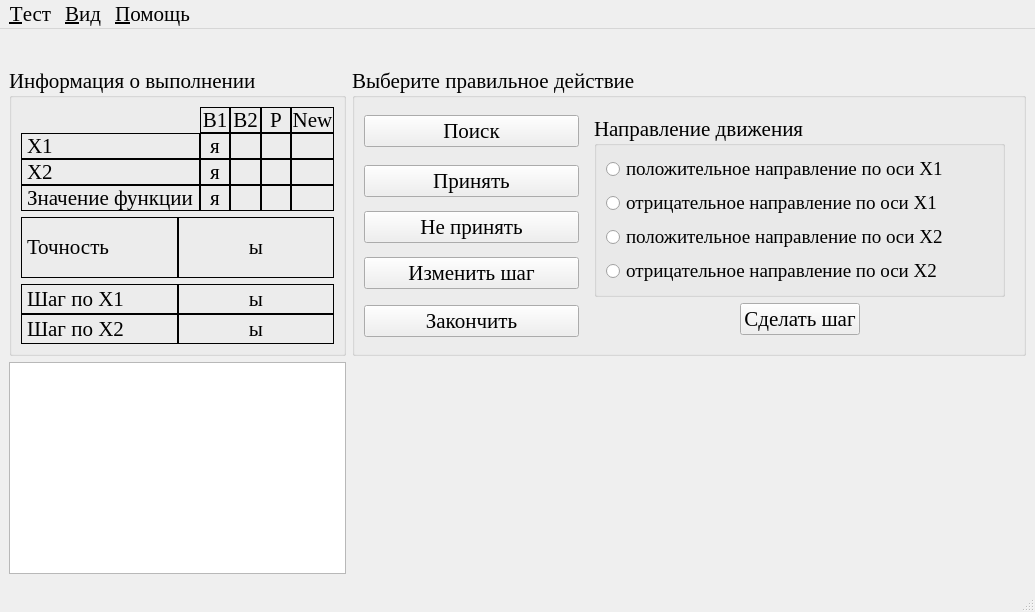
This is optimizationmethods/ui/HuGi.ui in Eliminationzx/optimizationmethods as Qt 5 draws it before an edit. The edited form follows.
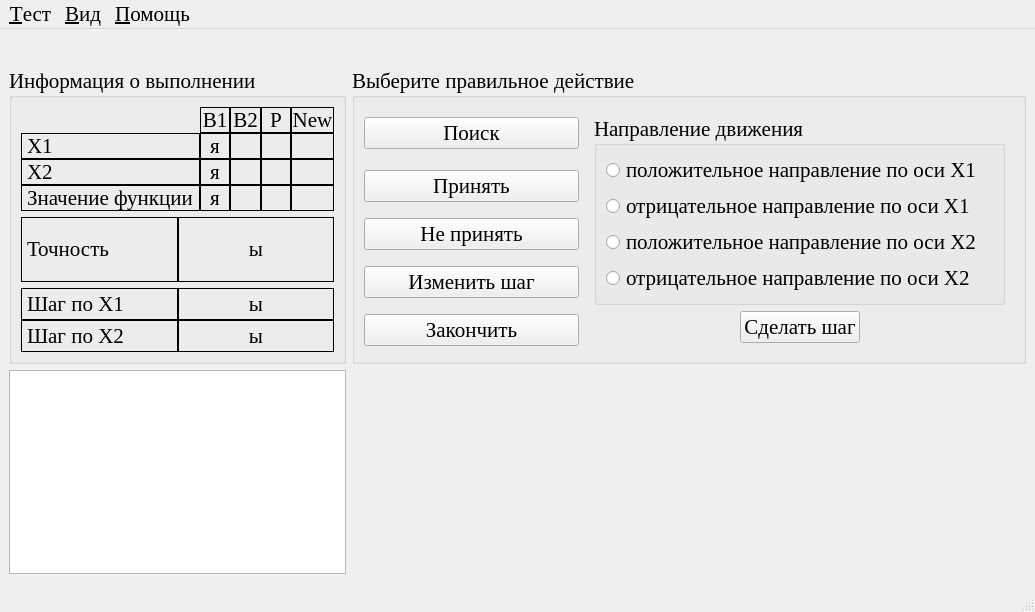
This is the edited form. The open tabs and pages were chosen to show the change.

Commit message: Теперь шрифт в элементах формы Хука-Дживса задан не жёстко равный 16, а наследуется у формы.

Patch:
```diff
--- a/optimizationmethods/ui/HuGi.ui
+++ b/optimizationmethods/ui/HuGi.ui
@@ -533,23 +533,12 @@
           <layout class="QGridLayout" name="gridLayout_7">
            <item row="0" column="0">
             <widget class="QGroupBox" name="groupBox_4">
-             <property name="font">
-              <font>
-               <weight>50</weight>
-               <bold>false</bold>
-              </font>
-             </property>
              <property name="title">
               <string>Направление движения</string>
              </property>
              <layout class="QVBoxLayout" name="verticalLayout_2">
               <item>
                <widget class="QRadioButton" name="up_x1_rb">
-                <property name="font">
-                 <font>
-                  <pointsize>14</pointsize>
-                 </font>
-                </property>
                 <property name="text">
                  <string>положительное направление по оси Х1</string>
                 </property>
@@ -557,11 +546,6 @@
               </item>
               <item>
                <widget class="QRadioButton" name="down_x1_rb">
-                <property name="font">
-                 <font>
-                  <pointsize>14</pointsize>
-                 </font>
-                </property>
                 <property name="text">
                  <string>отрицательное направление по оси Х1</string>
                 </property>
@@ -569,11 +553,6 @@
               </item>
               <item>
                <widget class="QRadioButton" name="up_x2_rb">
-                <property name="font">
-                 <font>
-                  <pointsize>14</pointsize>
-                 </font>
-                </property>
                 <property name="text">
                  <string>положительное направление по оси Х2</string>
                 </property>
@@ -581,11 +560,6 @@
               </item>
               <item>
                <widget class="QRadioButton" name="down_x2_rb">
-                <property name="font">
-                 <font>
-                  <pointsize>14</pointsize>
-                 </font>
-                </property>
                 <property name="text">
                  <string>отрицательное направление по оси Х2</string>
                 </property>
@@ -611,11 +585,6 @@
              </item>
              <item>
               <widget class="QPushButton" name="next2_bt">
-               <property name="font">
-                <font>
-                 <pointsize>16</pointsize>
-                </font>
-               </property>
                <property name="text">
                 <string>Сделать шаг</string>
                </property>
```
Left out of the diff: 35 changed lines with no effect on the pictures.
